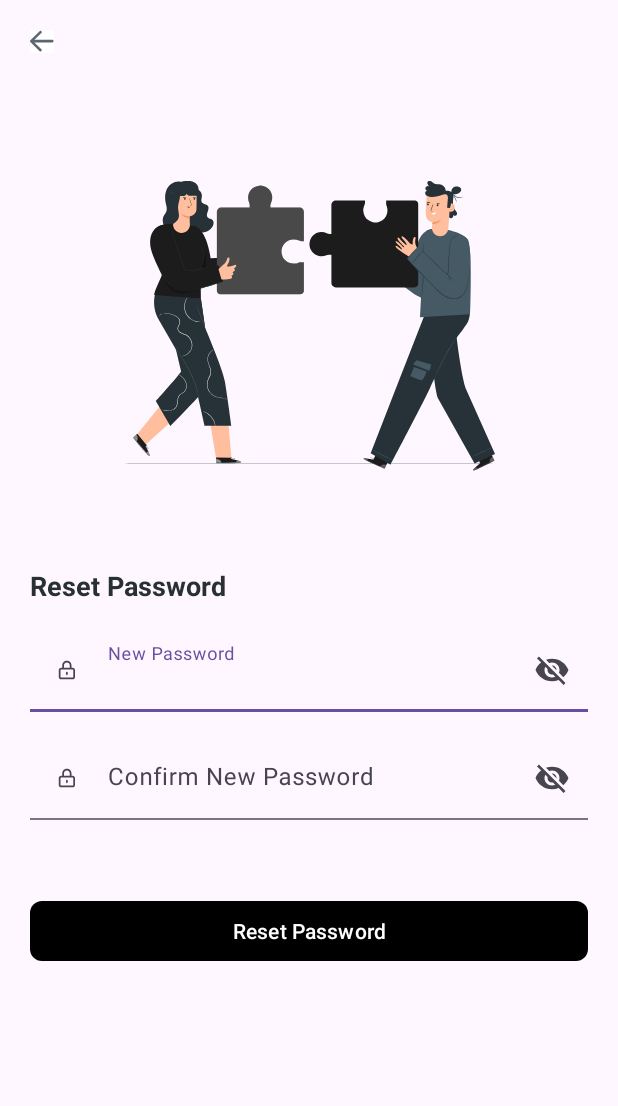
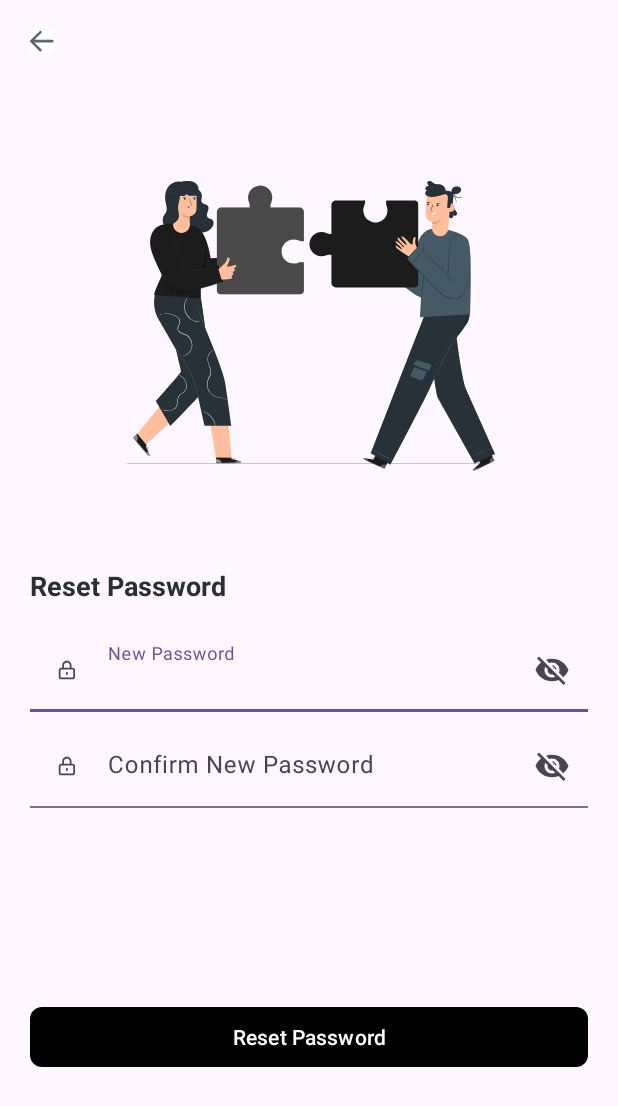
Before and after one commit to wahidabd/SynrgyNguli, an Android app: the layout activity_reset_password.xml on its own in the app's theme, with its tools: preview values and no code run, on a phone screen of 412 x 824 dp. Shown: the top 1106 px of the screen. Run offline under Robolectric (Android 15) with nearby library versions, the phone set to English and light mode, and no system bars.

Commit message:
Menambahkan activity untuk layout reset password dan mengubah layout reset password yang sebelumnya

```diff
--- a/app/src/main/AndroidManifest.xml
+++ b/app/src/main/AndroidManifest.xml
@@ -12,6 +12,9 @@
         android:supportsRtl="true"
         android:theme="@style/Theme.SynrgyNguli"
         tools:targetApi="31">
+        <activity
+            android:name=".ResetPassword"
+            android:exported="false" />
         <activity
             android:name=".ForgotPass"
             android:exported="false" />
--- /dev/null
+++ b/app/src/main/java/com/wahidabd/synrgynguli/ResetPassword.kt
@@ -0,0 +1,11 @@
+package com.wahidabd.synrgynguli
+
+import androidx.appcompat.app.AppCompatActivity
+import android.os.Bundle
+
+class ResetPassword : AppCompatActivity() {
+    override fun onCreate(savedInstanceState: Bundle?) {
+        super.onCreate(savedInstanceState)
+        setContentView(R.layout.activity_reset_password)
+    }
+}
--- a/app/src/main/res/layout/reset_password.xml
+++ b/app/src/main/res/layout/activity_reset_password.xml
@@ -1,8 +1,10 @@
 <?xml version="1.0" encoding="utf-8"?>
 <androidx.constraintlayout.widget.ConstraintLayout xmlns:android="http://schemas.android.com/apk/res/android"
     xmlns:app="http://schemas.android.com/apk/res-auto"
+    xmlns:tools="http://schemas.android.com/tools"
     android:layout_width="match_parent"
-    android:layout_height="match_parent">
+    android:layout_height="match_parent"
+    tools:context=".ResetPassword">
 
     <androidx.appcompat.widget.AppCompatImageButton
         android:id="@+id/back_button"
@@ -36,20 +38,24 @@
         android:textColor="#293032"
         android:textSize="18dp"
         android:textStyle="bold"
+        app:layout_constraintTop_toBottomOf="@+id/reset_password_img"
         app:layout_constraintStart_toStartOf="parent"
-        app:layout_constraintTop_toBottomOf="@+id/reset_password_img" />
+        app:layout_constraintBottom_toTopOf="@+id/edt_new_password"/>
 
     <com.google.android.material.textfield.TextInputLayout
-        android:id="@+id/new_pass_hint"
+        android:id="@+id/edt_new_password"
         android:layout_width="match_parent"
         android:layout_height="wrap_content"
-        android:layout_marginTop="16dp"
+        android:layout_marginVertical="16dp"
         android:layout_marginHorizontal="20dp"
         android:hint="New Password"
-        style="?attr/textInputFilledStyle"
         app:startIconDrawable="@drawable/ic_lock"
         app:endIconMode="password_toggle"
-        app:layout_constraintTop_toBottomOf="@+id/text_reset_password">
+        style="?attr/textInputFilledStyle"
+        app:layout_constraintTop_toBottomOf="@+id/text_reset_password"
+        app:layout_constraintStart_toStartOf="parent"
+        app:layout_constraintEnd_toEndOf="parent"
+        app:layout_constraintBottom_toTopOf="@+id/edt_confirm_new_password">
 
         <com.google.android.material.textfield.TextInputEditText
             android:layout_width="match_parent"
@@ -58,31 +64,41 @@
     </com.google.android.material.textfield.TextInputLayout>
 
     <com.google.android.material.textfield.TextInputLayout
-        android:id="@+id/confirm_new_pass"
+        android:id="@+id/edt_confirm_new_password"
+        style="?attr/textInputFilledStyle"
         android:layout_width="match_parent"
         android:layout_height="wrap_content"
-        android:layout_marginTop="16dp"
+        android:layout_marginTop="8dp"
         android:layout_marginHorizontal="20dp"
         android:hint="Confirm New Password"
-        style="?attr/textInputFilledStyle"
         app:startIconDrawable="@drawable/ic_lock"
         app:endIconMode="password_toggle"
-        app:layout_constraintTop_toBottomOf="@+id/new_pass_hint">
+        app:layout_constraintTop_toBottomOf="@+id/edt_new_password"
+        app:layout_constraintStart_toStartOf="parent"
+        app:layout_constraintEnd_toEndOf="parent">
 
         <com.google.android.material.textfield.TextInputEditText
             android:layout_width="match_parent"
             android:layout_height="wrap_content"
-            android:background="#000000FF"/>
+            android:background="#000000FF" />
     </com.google.android.material.textfield.TextInputLayout>
 
     <com.google.android.material.button.MaterialButton
+        android:id="@+id/btn_reset_password"
         android:layout_width="match_parent"
         android:layout_height="wrap_content"
-        android:layout_marginTop="50dp"
+        android:layout_marginTop="20dp"
         android:layout_marginHorizontal="20dp"
         android:text="Reset Password"
+        android:textSize="14sp"
         app:backgroundTint="@color/black"
         app:cornerRadius="8dp"
-        app:layout_constraintTop_toBottomOf="@+id/confirm_new_pass"/>
+        app:layout_constraintTop_toBottomOf="@+id/edt_confirm_new_password"
+        app:layout_constraintStart_toStartOf="parent"
+        app:layout_constraintEnd_toEndOf="parent"
+        app:layout_constraintBottom_toBottomOf="parent"/>
+
+
+
 
 </androidx.constraintlayout.widget.ConstraintLayout>
```
